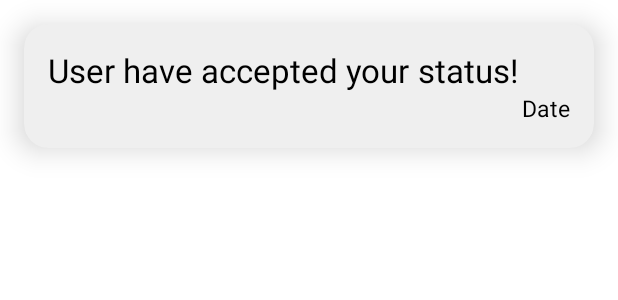
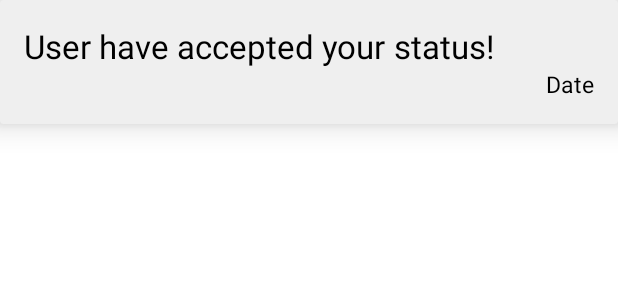
Before and after one commit to UniPool-WIA2006/UniPool, an Android app: the layout activity_notification.xml on its own in the app's theme, with its tools: preview values and no code run, on a phone screen of 412 x 824 dp. Shown: the top 300 px of the screen. Run offline under Robolectric (Android 15) with nearby library versions, the phone set to English and light mode, and no system bars.

Commit message:
delete junk

```diff
--- a/app/src/main/res/layout/activity_notification.xml
+++ b/app/src/main/res/layout/activity_notification.xml
@@ -4,8 +4,7 @@
     android:layout_height="wrap_content"
     xmlns:app="http://schemas.android.com/apk/res-auto"
     app:cardElevation="12dp"
-    app:cardCornerRadius="16dp"
-    android:layout_margin="16dp"
+    android:layout_marginBottom="5dp"
     android:backgroundTint="#efefef">
 
     <LinearLayout
```
Also changed, not shown: app/src/main/java/com/example/unipool/MyApplication.java (+0 -35 lines), app/src/main/java/com/example/unipool/ui/login/RegisterActivity.java (+0 -65 lines).
